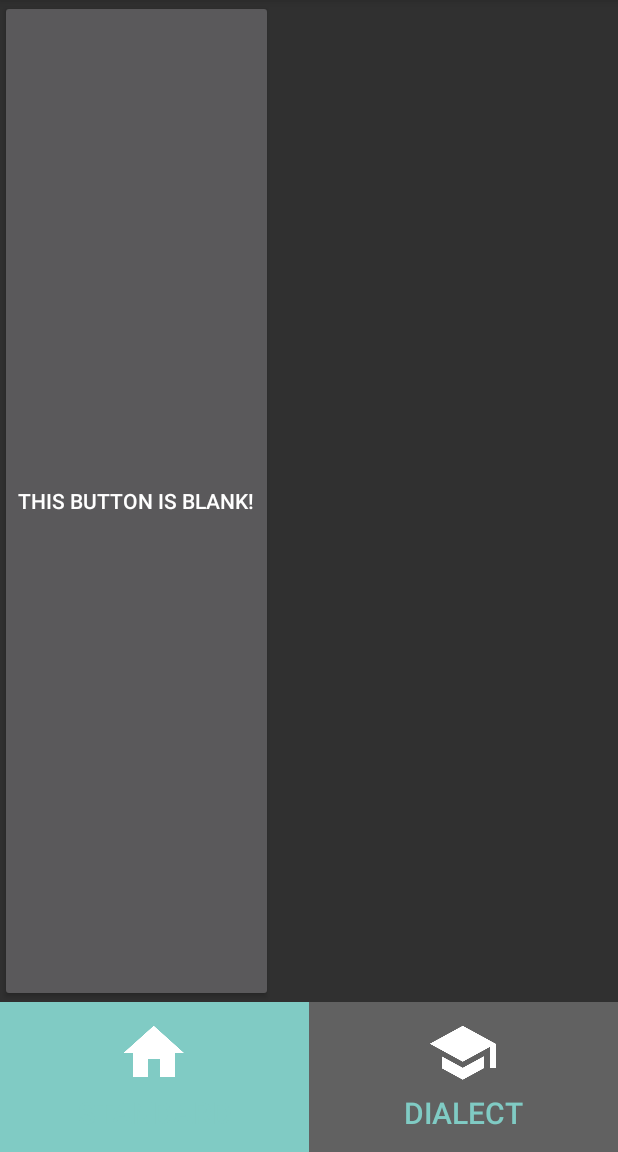
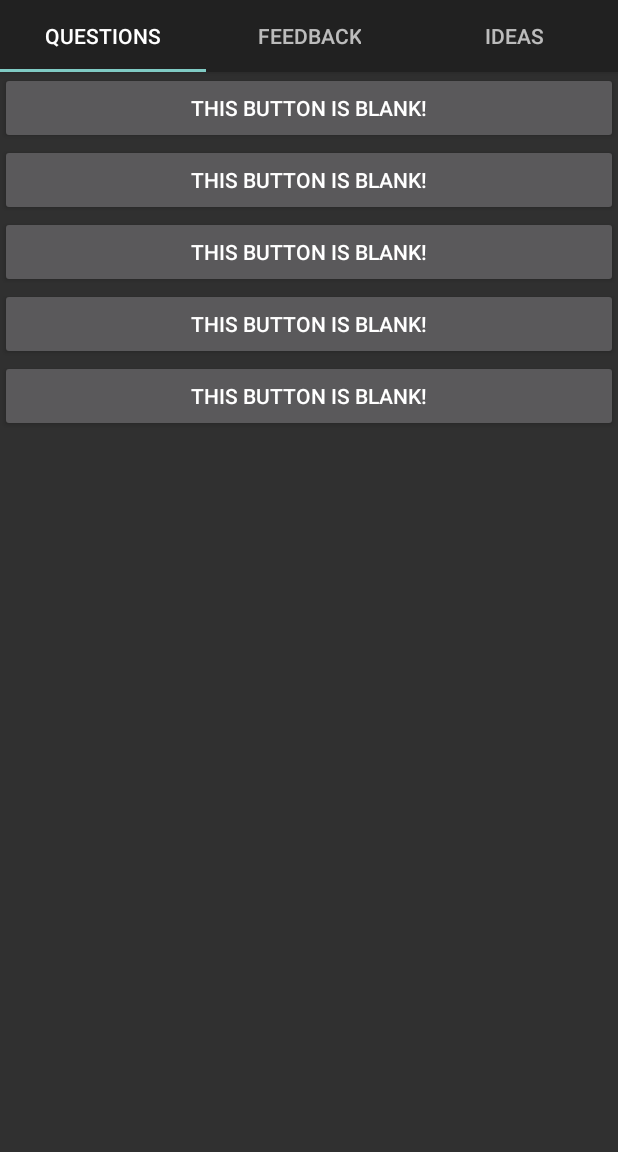
Before and after one commit to andrew-w-sherman/chicowoz, an Android app: the screen it shows after launch (ChiCoWoZ), on a phone screen of 412 x 824 dp, the part 84-1236 px from its top. Run offline under Robolectric (Android 15) with nearby library versions, the phone set to English and light mode, and no system bars; libraries missing offline, so code that uses them is left out: junit.framework.

Commit message:
Layout running without toggle or click handler

```diff
--- a/Rtog/app/src/main/AndroidManifest.xml
+++ b/Rtog/app/src/main/AndroidManifest.xml
@@ -6,7 +6,7 @@
         android:allowBackup="true"
         android:icon="@mipmap/ic_launcher"
         android:label="@string/app_name"
-        android:theme="@style/AppTheme" >
+        android:theme="@style/Theme.ChiCoWoZ" >
         <activity
             android:name=".Control_Panel_old"
             android:label="@string/title_activity_control__panel" >
--- /dev/null
+++ b/Rtog/app/src/main/java/com/andrewsh/rtog/CategoryFragment.java
@@ -0,0 +1,40 @@
+package com.andrewsh.rtog;
+
+import android.os.Bundle;
+import android.support.v4.app.Fragment;
+import android.view.LayoutInflater;
+import android.view.View;
+import android.view.ViewGroup;
+import android.widget.Button;
+import android.widget.LinearLayout;
+
+import static junit.framework.Assert.assertTrue;
+
+
+public class CategoryFragment extends Fragment {
+
+    public Button[] buttons = new Button[ChiCoWoZ.BUTTONS_PER_PAGE];
+    public View onCreateView(LayoutInflater inflater, ViewGroup container,
+                             Bundle savedInstanceState) {
+        View root = inflater.inflate(R.layout.fragment_category, container, false);
+        LinearLayout linearRoot = (LinearLayout) root;
+        LinearLayout.LayoutParams params = new LinearLayout.LayoutParams(
+                ViewGroup.LayoutParams.MATCH_PARENT,
+                ViewGroup.LayoutParams.WRAP_CONTENT);
+        String textDef = "THIS BUTTON IS BLANK!";
+        for (int i = 0; i < ChiCoWoZ.BUTTONS_PER_PAGE; i++) {
+            buttons[i] = new Button(getActivity());
+            buttons[i].setText(textDef.toCharArray(), 0, textDef.length());
+            buttons[i].setLayoutParams(params);
+            linearRoot.addView(buttons[i]);
+        }
+        return root;
+    }
+
+    public void changeButtons(String[] buttonTexts) {
+        assertTrue(buttonTexts.length == ChiCoWoZ.BUTTONS_PER_PAGE);
+        for (int i = 0; i < ChiCoWoZ.BUTTONS_PER_PAGE; i++) {
+            buttons[i].setText(buttonTexts[i]);
+        }
+    }
+}
--- a/Rtog/app/src/main/java/com/andrewsh/rtog/ChiCoWoZ.java
+++ b/Rtog/app/src/main/java/com/andrewsh/rtog/ChiCoWoZ.java
@@ -2,17 +2,18 @@ package com.andrewsh.rtog;
 
 import java.util.ArrayList;
 import java.util.Arrays;
+import java.util.List;
 import java.util.Locale;
 import java.util.Random;
 
-import android.app.ActionBar;
+import android.support.v7.app.ActionBar;
 import android.support.v4.app.Fragment;
 import android.support.v4.app.FragmentManager;
-import android.support.v13.app.FragmentPagerAdapter;
+import android.support.v4.app.FragmentPagerAdapter;
 import android.os.Bundle;
 import android.support.v4.app.FragmentStatePagerAdapter;
-import android.support.v4.app.FragmentActivity;
 import android.support.v4.view.ViewPager;
+import android.support.v7.app.AppCompatActivity;
 import android.view.LayoutInflater;
 import android.view.Menu;
 import android.view.MenuItem;
@@ -21,9 +22,10 @@ import android.view.ViewGroup;
 import android.widget.LinearLayout;
 import android.widget.Button;
 import android.support.design.widget.TabLayout;
+import android.support.v7.widget.Toolbar;
 
 
-public class ChiCoWoZ extends FragmentActivity {
+public class ChiCoWoZ extends AppCompatActivity {
 
     /**
      * The {@link android.support.v4.view.PagerAdapter} that will provide
@@ -33,7 +35,7 @@ public class ChiCoWoZ extends FragmentActivity {
      * may be best to switch to a
      * {@link android.support.v13.app.FragmentStatePagerAdapter}.
      */
-    SectionsPagerAdapter mSectionsPagerAdapter;
+    Adapter mSectionsPagerAdapter;
 
     /**
      * The {@link ViewPager} that will host the section contents.
@@ -44,13 +46,14 @@ public class ChiCoWoZ extends FragmentActivity {
     Utterance[][] pickedUtts;
     ArrayList<ArrayList<Utterance>> includedUtts;
 
-    private static final int BUTTONS_PER_PAGE = 5;
-    private static final String[] CATEGORIES =
+    public static final int BUTTONS_PER_PAGE = 5;
+    public static final String[] CATEGORIES =
         {"Questions", "Feedback", "Ideas"};
     private static final int[] INCLUDE_PAGES = {1};
 
     @Override
     public void onCreate(Bundle savedInstanceState) {
+        // BACKGROUND LOGIC
         frags = new CategoryFragment[CATEGORIES.length];
         pickedUtts = new Utterance[CATEGORIES.length][BUTTONS_PER_PAGE];
         includedUtts = new ArrayList<>();
@@ -65,42 +68,21 @@ public class ChiCoWoZ extends FragmentActivity {
             }
         }
         pickUtts();
+
+        // VIEWS
         super.onCreate(savedInstanceState);
         setContentView(R.layout.activity_chicowoz);
+        Toolbar tb = (Toolbar) findViewById(R.id.toolbar);
+        setSupportActionBar(tb);
+        final ActionBar ab = getSupportActionBar();
 
+        ViewPager vp = (ViewPager) findViewById(R.id.pager);
+        if (vp != null) {
+            setupViewPager(vp);
+        }
 
-        /*
-        tabLayout = (TabLayout) findViewById(R.id.category_tabs);
-        for ( String category : CATEGORIES ) {
-            tabLayout.addTab(tabLayout.newTab().setText(category));
-        }
-        */
-
-        // Create the adapter that will return a fragment for each of the three
-        // primary sections of the activity.
-        mSectionsPagerAdapter = new
-                SectionsPagerAdapter(getSupportFragmentManager());
-
-        // Set up the ViewPager with the sections adapter.
-        mViewPager = (ViewPager) findViewById(R.id.pager);
-        mViewPager.setAdapter(mSectionsPagerAdapter);
-
-        /*
-        mViewPager.addOnPageChangeListener(
-                new TabLayout.TabLayoutOnPageChangeListener(tabLayout));
-
-        // For each of the sections in the app, add a tab to the action bar.
-        for (int i = 0; i < mSectionsPagerAdapter.getCount(); i++) {
-            // Create a tab with text corresponding to the page title defined by
-            // the adapter. Also specify this Activity object, which implements
-            // the TabListener interface, as the callback (listener) for when
-            // this tab is selected.
-            tabLayout.addTab(
-                    tabLayout.newTab()
-                            .setText(mSectionsPagerAdapter.getPageTitle(i)));
-        }
-        */
-        diaToggle(findViewById(R.id.standard_button));
+        tabLayout = (TabLayout) findViewById(R.id.tabs);
+        tabLayout.setupWithViewPager(vp);
     }
 
     private void pickUtts() {
@@ -143,6 +125,16 @@ public class ChiCoWoZ extends FragmentActivity {
         return super.onOptionsItemSelected(item);
     }
 
+    private void setupViewPager(ViewPager vp) {
+        Adapter adapter = new Adapter(getSupportFragmentManager());
+        for (String category : CATEGORIES) {
+            adapter.addFragment(new CategoryFragment(), category);
+        }
+        vp.setAdapter(adapter);
+
+    }
+
+    /*
     public void diaToggle(View view) {
         boolean isDia;
         Button standardButton = (Button) findViewById(R.id.standard_button);
@@ -161,32 +153,34 @@ public class ChiCoWoZ extends FragmentActivity {
             frags[i].changeButtons(isDia, pickedUtts[i]);
         }
     }
+    */
 
     /**
-     * A {@link FragmentStatePagerAdapter} that returns a fragment corresponding to
+     * A {@link FragmentPagerAdapter} that returns a fragment corresponding to
      * one of the sections/tabs/pages.
      */
-    // TODO: move this outside?
-    public class SectionsPagerAdapter extends FragmentStatePagerAdapter {
+    public class Adapter extends FragmentPagerAdapter {
+        private final List<Fragment> mFragments = new ArrayList<>();
+        private final List<String> mFragmentTitles = new ArrayList<>();
 
-        public SectionsPagerAdapter(FragmentManager fm) {
+        public Adapter(FragmentManager fm) {
             super(fm);
+        }
+
+        public void addFragment(Fragment fragment, String title) {
+            mFragments.add(fragment);
+            mFragmentTitles.add(title);
         }
 
         @Override
         public Fragment getItem(int position) {
-            Fragment newFrag = new CategoryFragment();
-            Bundle args = new Bundle();
-            args.putString(CategoryFragment.ARG_CATEGORY_NAME, CATEGORIES[position]);
-            newFrag.setArguments(args);
-            frags[position] = (CategoryFragment) newFrag;
-            return newFrag;
+            return mFragments.get(position);
         }
 
         @Override
         public int getCount() {
             // Show total number of pages.
-            return CATEGORIES.length;
+            return mFragments.size();
         }
 
         @Override
@@ -195,26 +189,17 @@ public class ChiCoWoZ extends FragmentActivity {
             if (position < 0 || position >= CATEGORIES.length) {
                 return null;
             }
-            return CATEGORIES[position].toUpperCase(l);
+            return mFragmentTitles.get(position).toUpperCase(l);
         }
     }
 
-    // TODO: move this outside?
+    /*
     public static class CategoryFragment extends Fragment {
 
         Button[] buttons;
 
-        /**
-         * The fragment argument representing the section number for this
-         * fragment.
-         */
         private static final String ARG_CATEGORY_NAME = "categoryName";
 
-        /**
-         * Returns a new instance of this fragment for the given section
-         * number.
-         */
-        /*
         public static CategoryFragment newInstance(String categoryName) {
             CategoryFragment fragment = new CategoryFragment();
             Bundle args = new Bundle();
@@ -225,7 +210,6 @@ public class ChiCoWoZ extends FragmentActivity {
 
         public CategoryFragment() {
         }
-        */
 
         @Override
         public View onCreateView(LayoutInflater inflater, ViewGroup container,
@@ -261,4 +245,5 @@ public class ChiCoWoZ extends FragmentActivity {
             }
         }
     }
+    */
 }
--- a/Rtog/app/src/main/res/layout/activity_chicowoz.xml
+++ b/Rtog/app/src/main/res/layout/activity_chicowoz.xml
@@ -1,40 +1,31 @@
-<RelativeLayout xmlns:android="http://schemas.android.com/apk/res/android"
+<android.support.design.widget.CoordinatorLayout
     xmlns:tools="http://schemas.android.com/tools"
-    android:layout_width="fill_parent"
-    android:layout_height="fill_parent" >
+    xmlns:android="http://schemas.android.com/apk/res/android"
+    xmlns:app="http://schemas.android.com/apk/res-auto"
+    android:layout_width="match_parent"
+    android:layout_height="match_parent"
+    tools:context="com.andrewsh.rtog.ChiCoWoZ">
+    <android.support.design.widget.AppBarLayout
+        android:id="@+id/appbar"
+        android:layout_width="match_parent"
+        android:layout_height="wrap_content"
+        android:theme="@style/ThemeOverlay.AppCompat.Dark.ActionBar" >
+        <android.support.v7.widget.Toolbar
+            android:id="@+id/toolbar"
+            android:layout_width="match_parent"
+            android:layout_height="?attr/actionBarSize"
+            android:background="?attr/colorPrimary"
+            app:popupTheme="@style/ThemeOverlay.AppCompat.Light"
+            app:layout_scrollFlags="scroll|enterAlways"
+        />
+        <android.support.design.widget.TabLayout
+            android:id="@+id/tabs"
+            android:layout_width="match_parent"
+            android:layout_height="wrap_content" />
+    </android.support.design.widget.AppBarLayout>
     <android.support.v4.view.ViewPager
-        android:layout_alignParentTop="true"
         android:id="@+id/pager"
-        android:layout_above="@+id/dialect_bar"
-        android:layout_width="fill_parent"
-        android:layout_height="fill_parent"
-        tools:context="com.andrewsh.rtog.ChiCoWoZ" />
-    <LinearLayout
-        android:id="@+id/dialect_bar"
-        android:orientation="horizontal"
         android:layout_width="match_parent"
-        android:layout_height="100dp"
-        android:layout_alignParentBottom="true"
-        style="?android:attr/buttonBarStyle" >
-        <Button
-            android:id="@+id/standard_button"
-            android:onClick="diaToggle"
-            android:text="@string/standard_text"
-            android:textSize="20sp"
-            android:drawableTop="@drawable/ic_home_white_48dp"
-            android:layout_weight="1"
-            style="?android:attr/buttonBarButtonStyle"
-            android:layout_width="0dp"
-            android:layout_height="match_parent" />
-        <Button
-            android:id="@+id/dialect_button"
-            android:onClick="diaToggle"
-            android:text="@string/dialect_text"
-            android:textSize="20sp"
-            android:drawableTop="@drawable/ic_school_white_48dp"
-            android:layout_weight="1"
-            style="?android:attr/buttonBarButtonStyle"
-            android:layout_width="0dp"
-            android:layout_height="match_parent" />
-    </LinearLayout>
-</RelativeLayout>
+        android:layout_height="match_parent"
+        app:layout_behavior="@string/appbar_scrolling_view_behavior" />
+</android.support.design.widget.CoordinatorLayout>
--- a/Rtog/app/src/main/res/layout/fragment_chicowoz.xml
+++ b/Rtog/app/src/main/res/layout/fragment_category.xml
@@ -1,8 +1,8 @@
 <LinearLayout xmlns:android="http://schemas.android.com/apk/res/android"
     xmlns:tools="http://schemas.android.com/tools"
+    tools:context="com.andrewsh.rtog.CategoryFragment"
     android:layout_width="match_parent"
     android:layout_height="match_parent"
-    android:id="@+id/fragmentRoot"
-    android:orientation="vertical"
-    tools:context="com.andrewsh.rtog.ChiCoWoZ$CategoryFragment">
+    android:id="@+id/linear_root"
+    android:orientation="vertical">
 </LinearLayout>
--- /dev/null
+++ b/Rtog/app/src/main/res/values-v21/styles.xml
@@ -0,0 +1,7 @@
+<?xml version="1.0" encoding="utf-8"?>
+<resources>
+    <style name="Theme.ChiCoWoZ" parent="Base.Theme.ChiCoWoZ">
+        <item name="android:windowDrawsSystemBarBackgrounds">true</item>
+        <item name="android:statusBarColor">@android:color/transparent</item>
+    </style>
+</resources>
--- /dev/null
+++ b/Rtog/app/src/main/res/values/colors.xml
@@ -0,0 +1,4 @@
+<?xml version="1.0" encoding="utf-8"?>
+<resources>
+    <color name="window_background">#FFF5F5F5</color>
+</resources>
--- a/Rtog/app/src/main/res/values/strings.xml
+++ b/Rtog/app/src/main/res/values/strings.xml
@@ -17,4 +17,7 @@
 
     <string name="standard_text">Standard</string>
     <string name="dialect_text">Dialect</string>
+
+<!-- TODO: Remove or change this placeholder text -->
+    <string name="hello_blank_fragment">Hello blank fragment</string>
 </resources>
--- a/Rtog/app/src/main/res/values/styles.xml
+++ b/Rtog/app/src/main/res/values/styles.xml
@@ -1,8 +1,8 @@
 <resources>
 
     <!-- Base application theme. -->
-    <style name="AppTheme" parent="android:Theme.Material">
-        <!-- Customize your theme here. -->
+    <style name="Theme.ChiCoWoZ" parent="Base.Theme.ChiCoWoZ">
     </style>
-
+    <style name="Base.Theme.ChiCoWoZ" parent="Theme.AppCompat.NoActionBar">
+    </style>
 </resources>
```
Also changed, not shown: Rtog/app/build.gradle (+4 -3 lines), 1 other file.
